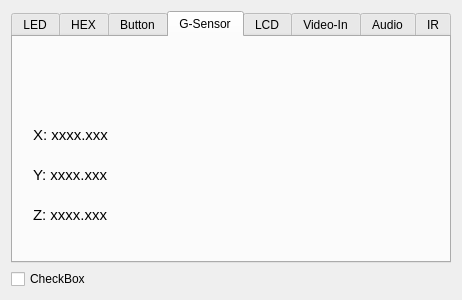
Before: the Qt Designer form ControlPanel_QT/dialog.ui in 190Max99/QT_final, drawn with Qt 5.
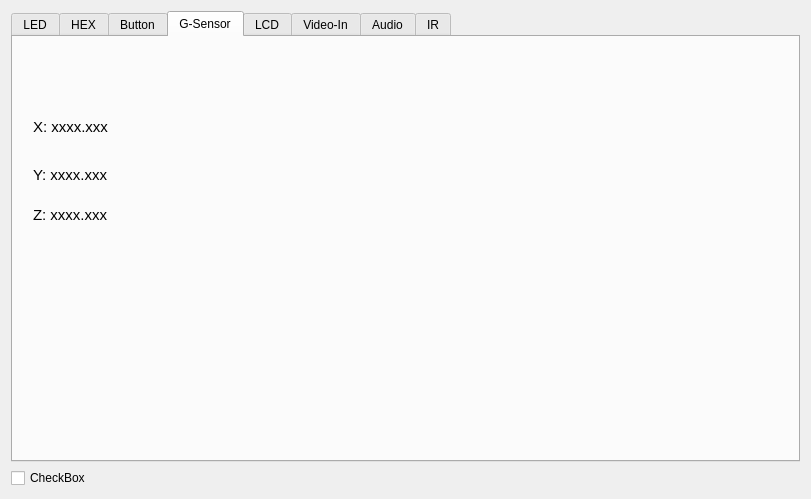
After: the same form once the commit is applied. Icons and pictures are not drawn.

```diff
--- a/ControlPanel_QT/dialog.ui
+++ b/ControlPanel_QT/dialog.ui
@@ -9,8 +9,8 @@
    <rect>
     <x>0</x>
     <y>0</y>
-    <width>462</width>
-    <height>300</height>
+    <width>811</width>
+    <height>499</height>
    </rect>
   </property>
   <property name="sizePolicy">
@@ -976,9 +976,9 @@
        <property name="geometry">
         <rect>
          <x>20</x>
-         <y>80</y>
-         <width>111</width>
-         <height>35</height>
+         <y>64</y>
+         <width>81</width>
+         <height>51</height>
         </rect>
        </property>
        <property name="font">
```
